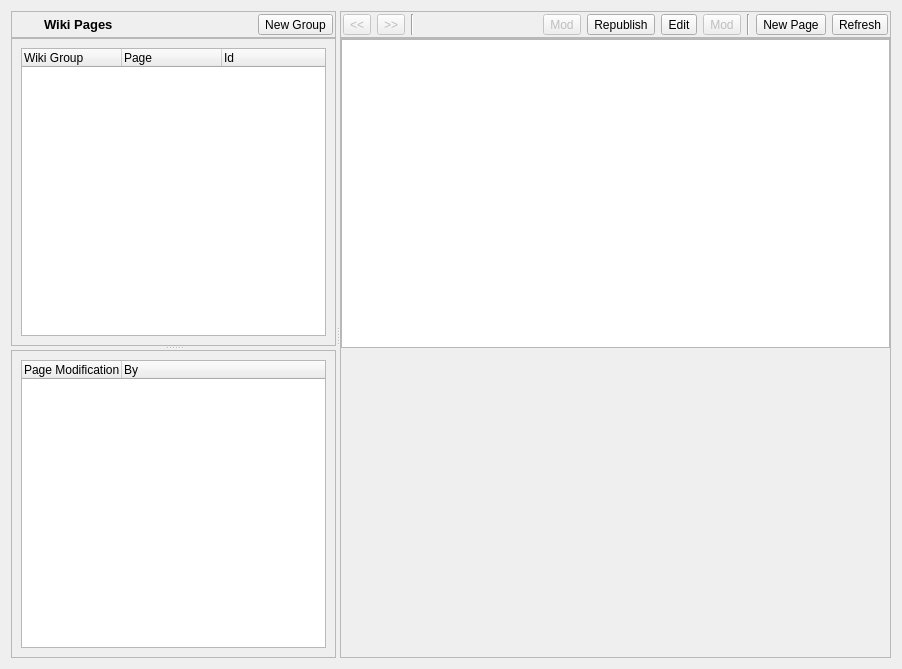
Before: the Qt Designer form retroshare-gui/src/gui/WikiPoos/WikiDialog.ui in RetroShare/RetroShare, drawn with Qt 5.
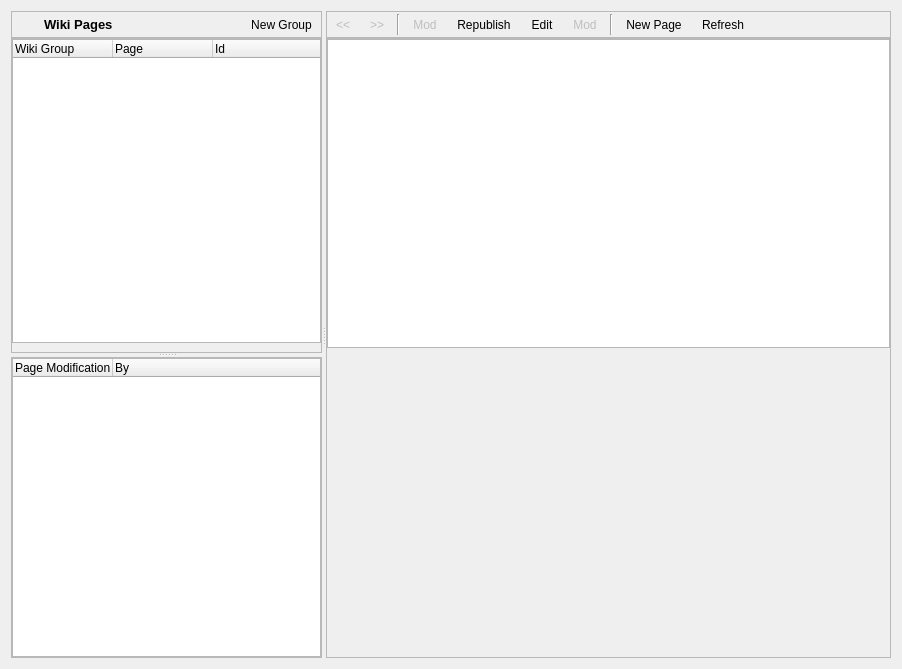
After: the same form once the commit is applied. Icons and pictures are not drawn.

Commit message: Added images for My/Subscribed/Shared Album Set WikiDialog Buttons to flat style.

```diff
--- a/retroshare-gui/src/gui/WikiPoos/WikiDialog.ui
+++ b/retroshare-gui/src/gui/WikiPoos/WikiDialog.ui
@@ -87,6 +87,9 @@
             <property name="toolButtonStyle">
              <enum>Qt::ToolButtonTextBesideIcon</enum>
             </property>
+            <property name="autoRaise">
+             <bool>true</bool>
+            </property>
            </widget>
           </item>
          </layout>
@@ -111,6 +114,15 @@
             </rect>
            </property>
            <layout class="QVBoxLayout" name="verticalLayout">
+            <property name="leftMargin">
+             <number>0</number>
+            </property>
+            <property name="topMargin">
+             <number>0</number>
+            </property>
+            <property name="rightMargin">
+             <number>0</number>
+            </property>
             <item>
              <widget class="QTreeWidget" name="treeWidget_Pages">
               <column>
@@ -147,6 +159,9 @@
             </rect>
            </property>
            <layout class="QVBoxLayout" name="verticalLayout_4">
+            <property name="margin">
+             <number>0</number>
+            </property>
             <item>
              <widget class="QTreeWidget" name="treeWidget_Mods">
               <column>
@@ -203,6 +218,9 @@
               <height>24</height>
              </size>
             </property>
+            <property name="autoRaise">
+             <bool>true</bool>
+            </property>
            </widget>
           </item>
           <item>
@@ -223,6 +241,9 @@
               <height>24</height>
              </size>
             </property>
+            <property name="autoRaise">
+             <bool>true</bool>
+            </property>
            </widget>
           </item>
           <item>
@@ -232,19 +253,6 @@
             </property>
            </widget>
           </item>
-          <item>
-           <spacer name="horizontalSpacer">
-            <property name="orientation">
-             <enum>Qt::Horizontal</enum>
-            </property>
-            <property name="sizeHint" stdset="0">
-             <size>
-              <width>40</width>
-              <height>20</height>
-             </size>
-            </property>
-           </spacer>
-          </item>
           <item>
            <widget class="QToolButton" name="toolButton_PrevMod">
             <property name="enabled">
@@ -266,6 +274,9 @@
             <property name="toolButtonStyle">
              <enum>Qt::ToolButtonTextBesideIcon</enum>
             </property>
+            <property name="autoRaise">
+             <bool>true</bool>
+            </property>
            </widget>
           </item>
           <item>
@@ -286,6 +297,9 @@
             <property name="toolButtonStyle">
              <enum>Qt::ToolButtonTextBesideIcon</enum>
             </property>
+            <property name="autoRaise">
+             <bool>true</bool>
+            </property>
            </widget>
           </item>
           <item>
@@ -306,6 +320,9 @@
             <property name="toolButtonStyle">
              <enum>Qt::ToolButtonTextBesideIcon</enum>
             </property>
+            <property name="autoRaise">
+             <bool>true</bool>
+            </property>
            </widget>
           </item>
           <item>
@@ -329,6 +346,9 @@
             <property name="toolButtonStyle">
              <enum>Qt::ToolButtonTextBesideIcon</enum>
             </property>
+            <property name="autoRaise">
+             <bool>true</bool>
+            </property>
            </widget>
           </item>
           <item>
@@ -356,6 +376,9 @@
             <property name="toolButtonStyle">
              <enum>Qt::ToolButtonTextBesideIcon</enum>
             </property>
+            <property name="autoRaise">
+             <bool>true</bool>
+            </property>
            </widget>
           </item>
           <item>
@@ -379,8 +402,24 @@
             <property name="toolButtonStyle">
              <enum>Qt::ToolButtonTextBesideIcon</enum>
             </property>
+            <property name="autoRaise">
+             <bool>true</bool>
+            </property>
            </widget>
           </item>
+          <item>
+           <spacer name="horizontalSpacer">
+            <property name="orientation">
+             <enum>Qt::Horizontal</enum>
+            </property>
+            <property name="sizeHint" stdset="0">
+             <size>
+              <width>40</width>
+              <height>20</height>
+             </size>
+            </property>
+           </spacer>
+          </item>
          </layout>
         </widget>
        </item>
```
The commit also changes 6 other files.
